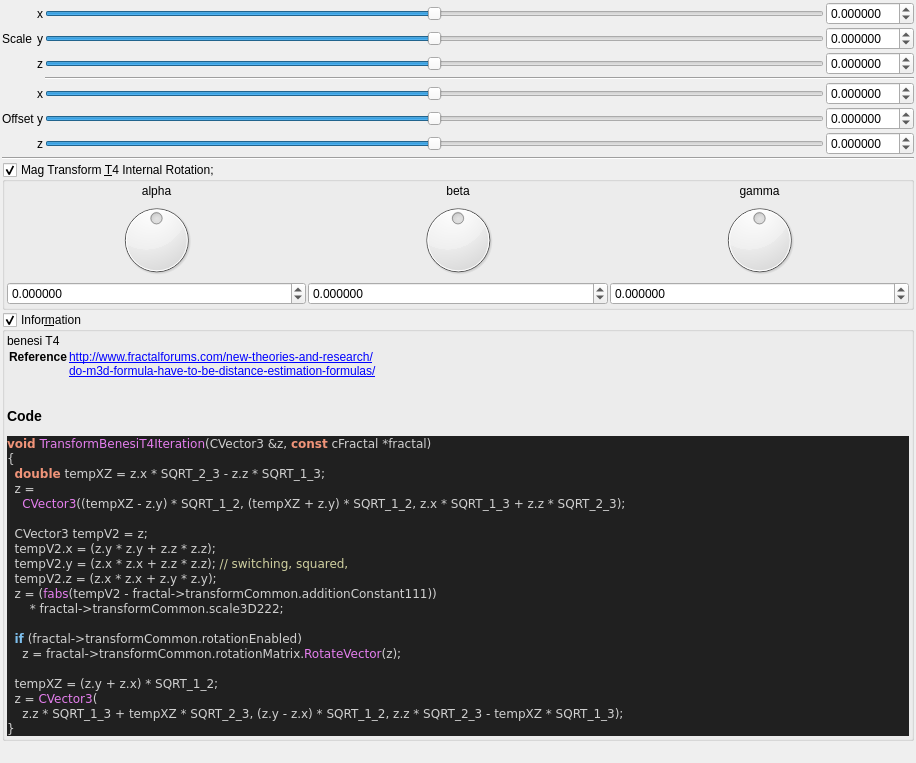
This is mandelbulber2/qt_data/fractal_transf_benesi_T4.ui in buddhi1980/mandelbulber2 as Qt 5 draws it before an edit. The edited form follows.
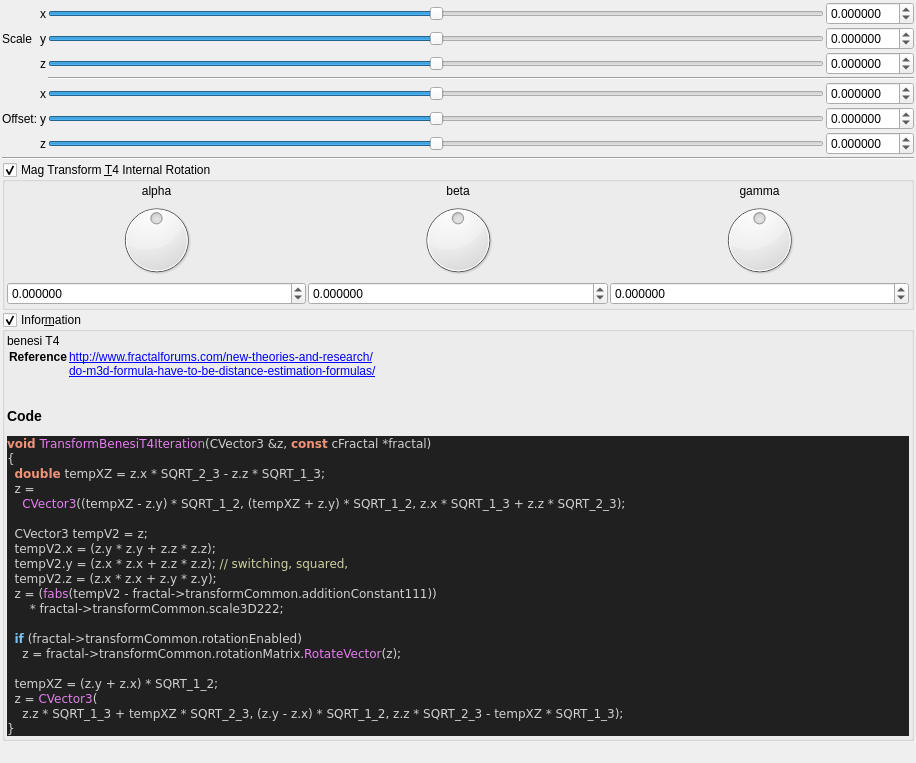
This is the edited form. Custom widgets are drawn as their Qt base class.

```diff
--- a/mandelbulber2/qt_data/fractal_transf_benesi_T4.ui
+++ b/mandelbulber2/qt_data/fractal_transf_benesi_T4.ui
@@ -195,7 +195,7 @@
      <item row="5" column="1">
       <widget class="QLabel" name="label_255">
        <property name="text">
-        <string>Offset</string>
+        <string>Offset:</string>
        </property>
       </widget>
      </item>
@@ -409,7 +409,7 @@
    <item>
     <widget class="MyGroupBox" name="groupCheck_transf_rotation_enabled">
      <property name="title">
-      <string>Mag Transform &amp;T4 Internal Rotation;</string>
+      <string>Mag Transform &amp;T4 Internal Rotation</string>
      </property>
      <property name="checkable">
       <bool>true</bool>
```
